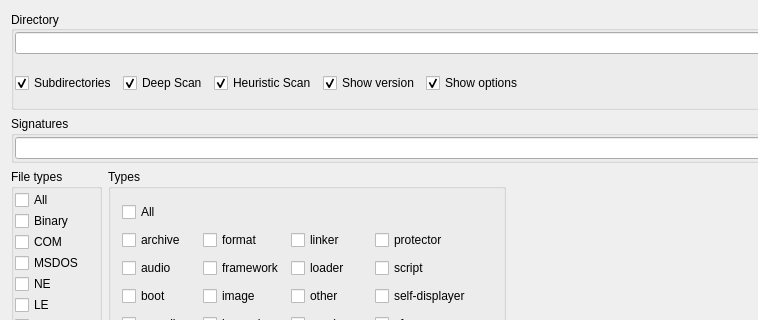
Qt form gui_source/guimainwindow.ui (horsicq/DIE-sort) before a commit; both pictures show x 0 to 758 and y 0 to 320 of the 1031 by 871 pixel window.
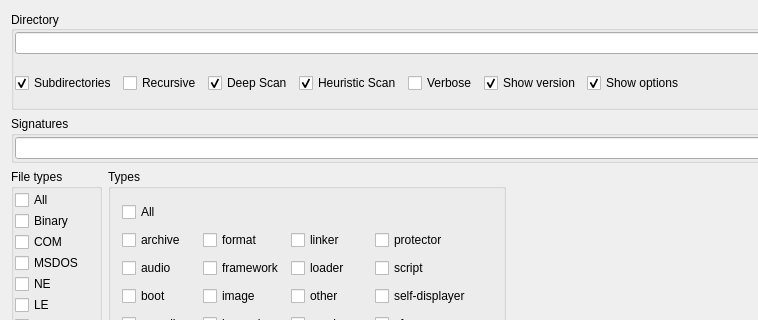
The same form after that commit.

What changed in the file:
```diff
--- a/gui_source/guimainwindow.ui
+++ b/gui_source/guimainwindow.ui
@@ -53,6 +53,16 @@
              </property>
             </widget>
            </item>
+           <item>
+            <widget class="QCheckBox" name="checkBoxRecursive">
+             <property name="text">
+              <string>Recursive</string>
+             </property>
+             <property name="checked">
+              <bool>false</bool>
+             </property>
+            </widget>
+           </item>
            <item>
             <widget class="QCheckBox" name="checkBoxDeepScan">
              <property name="text">
@@ -73,6 +83,16 @@
              </property>
             </widget>
            </item>
+           <item>
+            <widget class="QCheckBox" name="checkBoxVerbose">
+             <property name="text">
+              <string>Verbose</string>
+             </property>
+             <property name="checked">
+              <bool>false</bool>
+             </property>
+            </widget>
+           </item>
            <item>
             <widget class="QCheckBox" name="checkBoxShowVersion">
              <property name="text">
```
